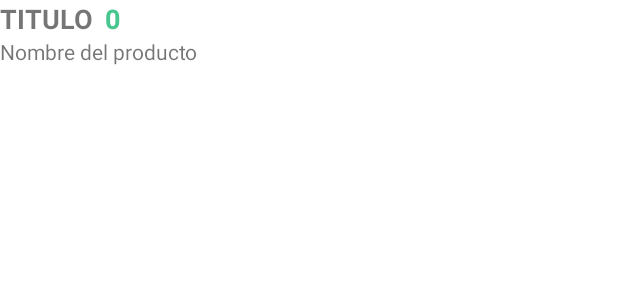
After one commit to SoraBeat/TpFinalTUSI, an Android app: the layout fragment_item_canje.xml on its own in the app's theme, with its tools: preview values and no code run, on a phone screen of 412 x 824 dp. The commit adds this screen. Shown: the top 300 px of the screen. Run offline under Robolectric (Android 15) with nearby library versions, the phone set to English and light mode, and no system bars.

Commit message:
Canje
Esta en desarrollo

```diff
--- /dev/null
+++ b/app/src/main/res/layout/fragment_item_canje.xml
@@ -0,0 +1,43 @@
+<!-- list_item_producto.xml -->
+<LinearLayout
+    xmlns:android="http://schemas.android.com/apk/res/android"
+    android:layout_width="match_parent"
+    android:layout_height="wrap_content"
+    android:orientation="vertical">
+    <ProgressBar
+        android:id="@+id/progressBar"
+        android:layout_width="wrap_content"
+        android:layout_height="wrap_content"
+        android:layout_gravity="center"
+        android:background="@color/transparent"
+        android:visibility="gone" />
+
+    <LinearLayout
+        android:layout_width="wrap_content"
+        android:layout_height="wrap_content"
+        android:orientation="horizontal">
+        <TextView
+            android:id="@+id/product_title"
+            android:layout_width="wrap_content"
+            android:layout_height="wrap_content"
+            android:textSize="18sp"
+            android:textStyle="bold"
+            android:text="Titulo"
+            android:textAllCaps="true"
+            android:layout_marginRight="8dp"/>
+        <TextView
+            android:layout_width="wrap_content"
+            android:layout_height="wrap_content"
+            android:text="0"
+            android:textColor="@color/green"
+            android:textSize="18sp"
+            android:textStyle="bold"/>
+    </LinearLayout>
+
+    <TextView
+        android:id="@+id/product_Desc"
+        android:layout_width="wrap_content"
+        android:layout_height="wrap_content"
+        android:text="Nombre del producto"/>
+
+</LinearLayout>
```
Also changed, not shown: app/src/main/java/com/example/tpfinaltusi/adicionales/ProductoAdapter.java (added, +42 -0 lines), app/src/main/res/layout/activity_canjear_puntos.xml (+9 -6 lines).
